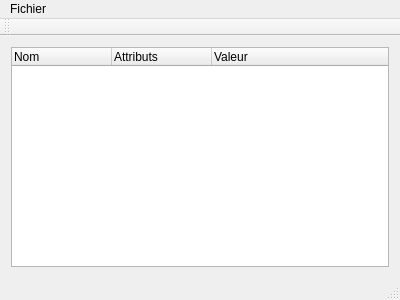
First picture: the form in mainwindow.ui, repository MonkeYKonG/XMLGenerator, before the edit.
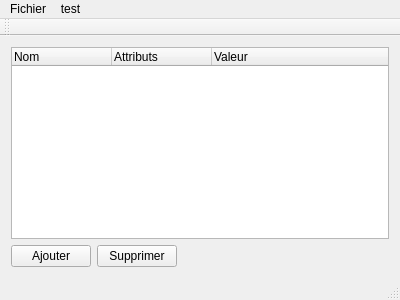
Second picture: the form after the edit. Custom widgets are drawn as their Qt base class.

Diff of the .ui file:
```diff
--- a/mainwindow.ui
+++ b/mainwindow.ui
@@ -14,8 +14,8 @@
    <string>XMLGenerator</string>
   </property>
   <widget class="QWidget" name="centralWidget">
-   <layout class="QHBoxLayout" name="horizontalLayout">
-    <item>
+   <layout class="QGridLayout" name="gridLayout">
+    <item row="0" column="0" colspan="5">
      <widget class="XMLTree" name="mainXMLTree">
       <column>
        <property name="text">
@@ -34,6 +34,20 @@
       </column>
      </widget>
     </item>
+    <item row="1" column="0">
+     <widget class="QPushButton" name="AddButton">
+      <property name="text">
+       <string>Ajouter</string>
+      </property>
+     </widget>
+    </item>
+    <item row="1" column="1">
+     <widget class="QPushButton" name="DelButton">
+      <property name="text">
+       <string>Supprimer</string>
+      </property>
+     </widget>
+    </item>
    </layout>
   </widget>
   <widget class="QMenuBar" name="menuBar">
@@ -56,7 +70,13 @@
     <addaction name="separator"/>
     <addaction name="actionQuitter"/>
    </widget>
+   <widget class="QMenu" name="menutest">
+    <property name="title">
+     <string>test</string>
+    </property>
+   </widget>
    <addaction name="menuFichier"/>
+   <addaction name="menutest"/>
   </widget>
   <widget class="QToolBar" name="mainToolBar">
    <attribute name="toolBarArea">
```
Left out of the diff: 4 changed lines with no effect on the pictures.
